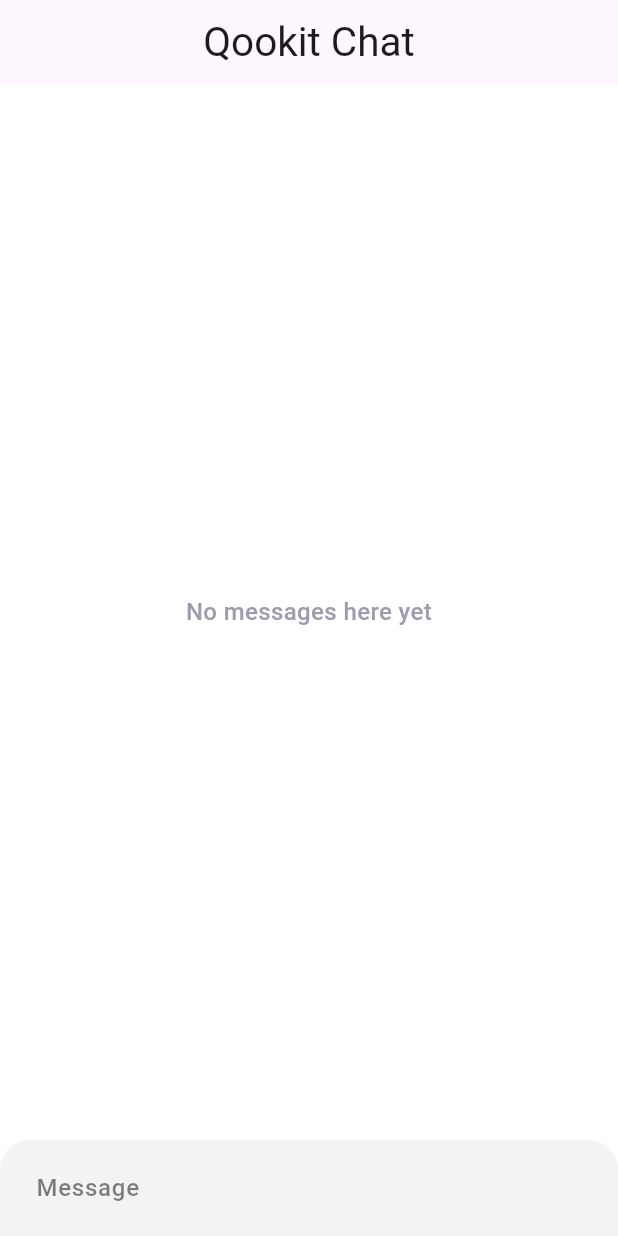
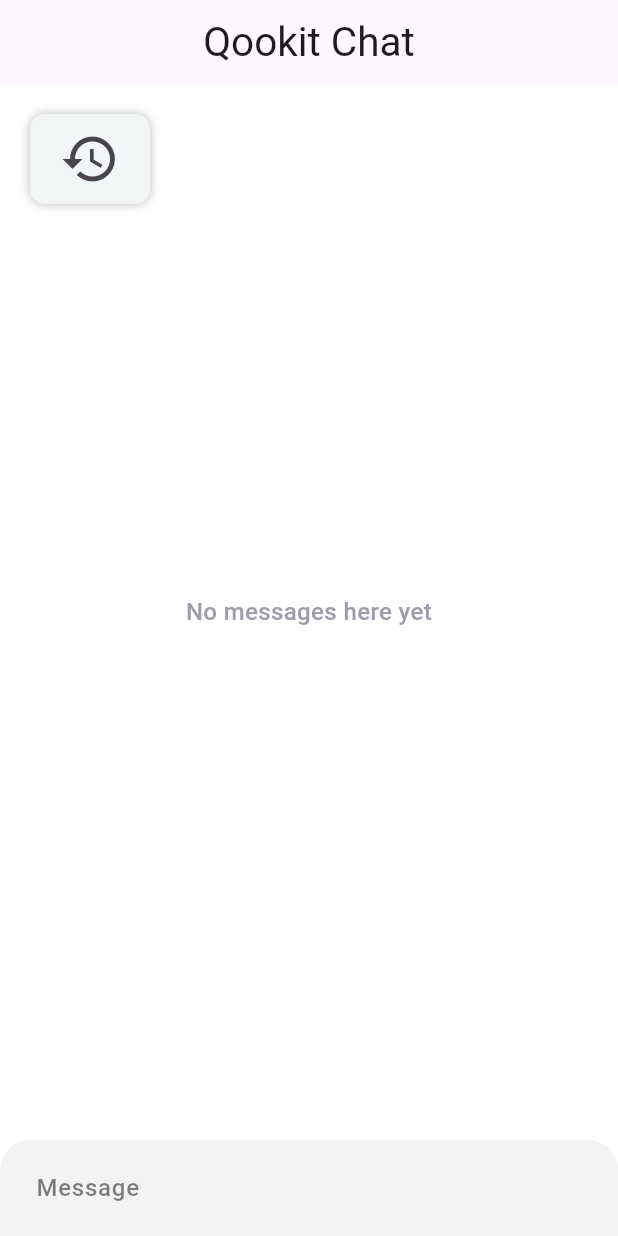
Before and after one commit to Paul-Franklin-student-programs/Qookit_chat_demo, a Flutter app: the screen it shows after launch, on a phone screen of 412 x 824 dp. Run offline on Flutter 3.47's test engine with Material 3 defaults, Android fonts, the phone set to English and light mode, and no system bars; our stand-ins replace flutter_chat_types, flutter_chat_ui.

Commit message:
making progress with expandable history pane

```diff
--- a/lib/chat_page.dart
+++ b/lib/chat_page.dart
@@ -1,3 +1,5 @@
+// ignore_for_file: prefer_const_constructors
+
 import 'dart:math';
 import 'package:flutter/material.dart';
 import 'package:flutter_chat_ui/flutter_chat_ui.dart';
@@ -10,11 +12,13 @@ class ChatPage extends StatefulWidget {
 }
 
 class _ChatPageState extends State<ChatPage> {
+  bool _isExpanded = false;
   List<types.Message> _messages = [];
   final _user = const types.User(id: '1'); // User (Right Side)
   final _bot = const types.User(id: '2'); // Bot (Left Side)
 
-  final stringSalad = "Ah, you're interested in salads! Here's a great Caesar salad recipe:\n\n"
+  final stringSalad =
+      "Ah, you're interested in salads! Here's a great Caesar salad recipe:\n\n"
       "To make a classic Caesar salad, start by preparing the dressing. "
       "In a bowl, whisk together one minced garlic clove, a teaspoon of Dijon "
       "mustard, two teaspoons of Worcestershire sauce, the juice of one lemon, "
@@ -29,7 +33,8 @@ class _ChatPageState extends State<ChatPage> {
       "adding anchovy fillets for an authentic touch. Serve immediately for the best "
       "texture and flavor.";
 
-  final stringSteak = "To make a perfect steak on the grill, start by selecting a high-quality cut like"
+  final stringSteak =
+      "To make a perfect steak on the grill, start by selecting a high-quality cut like"
       "ribeye, strip, or filet mignon, and let it come to room temperature for about 30 minutes"
       "before cooking. Pat the steak dry with paper towels, then generously season both sides with"
       "salt and freshly ground black pepper.\n\nPreheat your grill to high heat, ensuring the grates"
@@ -40,15 +45,23 @@ class _ChatPageState extends State<ChatPage> {
       "redistribute, ensuring a tender, flavorful bite. For extra flavor, top with a pat of butter or a drizzle"
       "of olive oil before serving.";
 
+  // Toggle panel expansion
+  void _toggleExpand() {
+    setState(() {
+      _isExpanded = !_isExpanded;
+    });
+  }
+
+
   void _handleSendPressed(types.PartialText message) {
     final textMessage = types.TextMessage(
       author: _user,
       id: const Uuid().v4(),
       text: message.text,
-      createdAt: DateTime.now().millisecondsSinceEpoch,
+      createdAt: DateTime
+          .now()
+          .millisecondsSinceEpoch,
     );
-
-    final lastUserMessage = textMessage;
 
     setState(() {
       _messages.insert(0, textMessage);
@@ -62,9 +75,9 @@ class _ChatPageState extends State<ChatPage> {
 
   void _sendBotReply() {
     // Check if the last user message contains "steak"
-    final responseText = _messages.any(
-            (msg) => msg is types.TextMessage && msg.text.toLowerCase().contains("steak")
-    )
+    final responseText = _messages.any((msg) =>
+    msg is types.TextMessage &&
+        msg.text.toLowerCase().contains("steak"))
         ? stringSteak
         : stringSalad;
 
@@ -72,16 +85,15 @@ class _ChatPageState extends State<ChatPage> {
       author: _bot,
       id: const Uuid().v4(),
       text: responseText,
-      createdAt: DateTime.now().millisecondsSinceEpoch,
+      createdAt: DateTime
+          .now()
+          .millisecondsSinceEpoch,
     );
 
     setState(() {
       _messages.insert(0, botMessage);
     });
   }
-
-
-
 
 
   @override
@@ -95,50 +107,63 @@ class _ChatPageState extends State<ChatPage> {
                 )),
           ),
         ),
-      body: Chat(
+        body: Stack(children: [
+          Chat(
             messages: _messages,
             onSendPressed: _handleSendPressed,
             user: _user,
             theme: DefaultChatTheme(
-          inputBackgroundColor: Color(0xFFf3f3f3), // Input field background
-          inputTextColor: Colors.black, // Input text color
-          primaryColor: Color(0xFFf3f3f3), // Send button color
+                inputBackgroundColor: Color(0xFFf3f3f3),
+                // Input field background
+                inputTextColor: Colors.black,
+                // Input text color
+                primaryColor: Color(0xFFf3f3f3),
+                // Send button color
                 secondaryColor: Colors.white,
-
                 sentMessageBodyTextStyle: TextStyle(
                   color: Colors.black, // Ensures user message text is black
                   fontSize: 16,
-          )
-        ),
+                )),
             //customMessageBuilder: _customMessageBuilder, // Custom bubble UI
           ),
-    );
-  }
 
-  /*/// Customizes user and bot messages to match ChatGPT's style
-  Widget _customMessageBuilder(types.Message message,
-      {required int messageWidth}) {
-    final isUserMessage = message.author.id == _user.id;
-
-    return Align(
-      alignment: isUserMessage ? Alignment.centerRight : Alignment.centerLeft,
-      child: Container(
-        constraints: BoxConstraints(maxWidth: messageWidth * 0.8),
-        padding: const EdgeInsets.all(12),
-        decoration: isUserMessage
-            ? BoxDecoration(
-                color: Colors.red, // Light gray bubble for user
-                borderRadius: BorderRadius.circular(20),
+          Positioned(
+            top: 20,
+            left: 20,
+            child: AnimatedContainer(
+              duration: Duration(milliseconds: 300),
+              width: _isExpanded ? 650 : 80,
+              height: _isExpanded ? 425 : 60,
+              constraints: BoxConstraints(
+                maxHeight: 450,
+                minHeight: 60,
+              ),
+              decoration: BoxDecoration(
+                color: Color(0xFFF3F6F7),
+                borderRadius: BorderRadius.circular(10),
+                boxShadow: [BoxShadow(color: Colors.black26, blurRadius: 5)],
+              ),
+              child: _isExpanded
+                  ? Column(
+                  mainAxisSize: MainAxisSize.min,// If expanded, show this:
+                  children: [
+                    ListTile(
+                        title: Text("Recent Chats",
+                            style: TextStyle(fontWeight: FontWeight.bold)),
+                        trailing: IconButton(
+                          icon: Icon(Icons.close),
+                          onPressed: _toggleExpand
+                        )),
+                  ]
               )
-            : null, // No background for bot messages
-        child: Text(
-          (message as types.TextMessage).text,
-          style: TextStyle(
-            color: Colors.black,
-            fontSize: 16,
+                  :
+              IconButton( // If collapsed, show this:
+                icon: Icon(Icons.history, size: 40),
+                onPressed: _toggleExpand,
               ),
             ),
           ),
-    );
-  }*/
+
+        ]));
   }
+}
```
Also changed, not shown: lib/main.dart (line endings or trailing spaces), pubspec.lock. Lines whose indentation alone changed are shown as unchanged.
